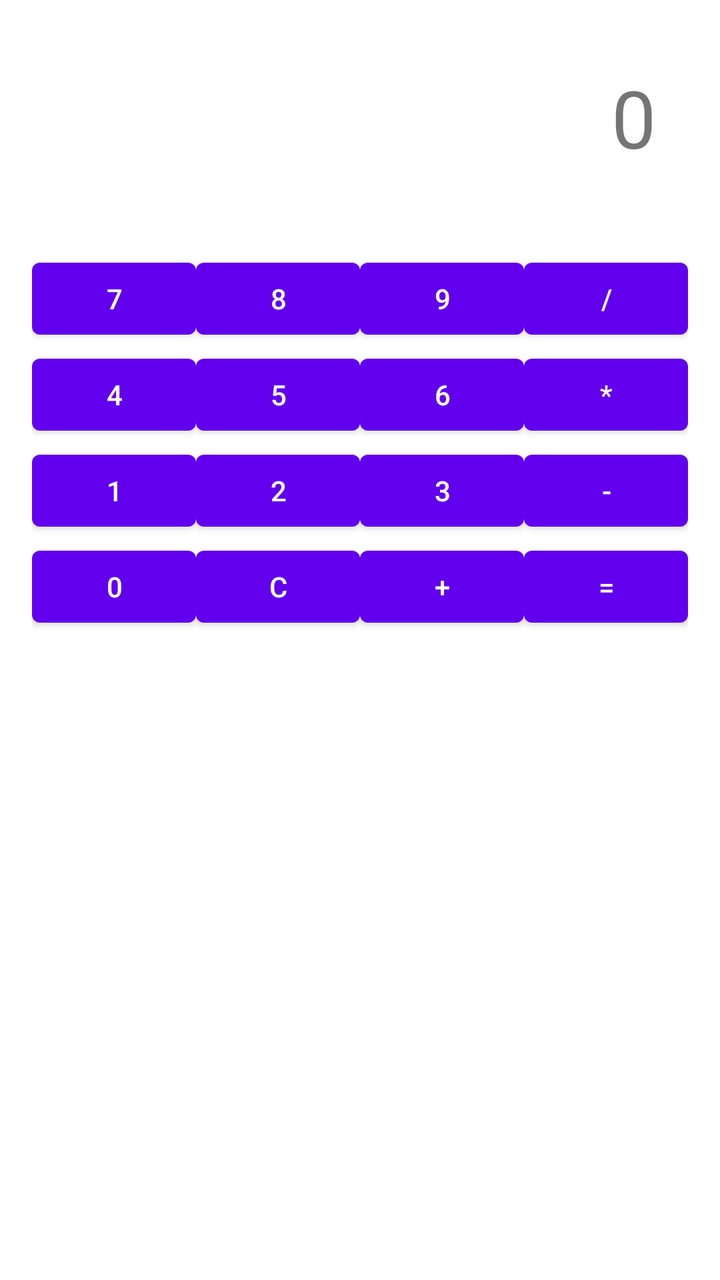
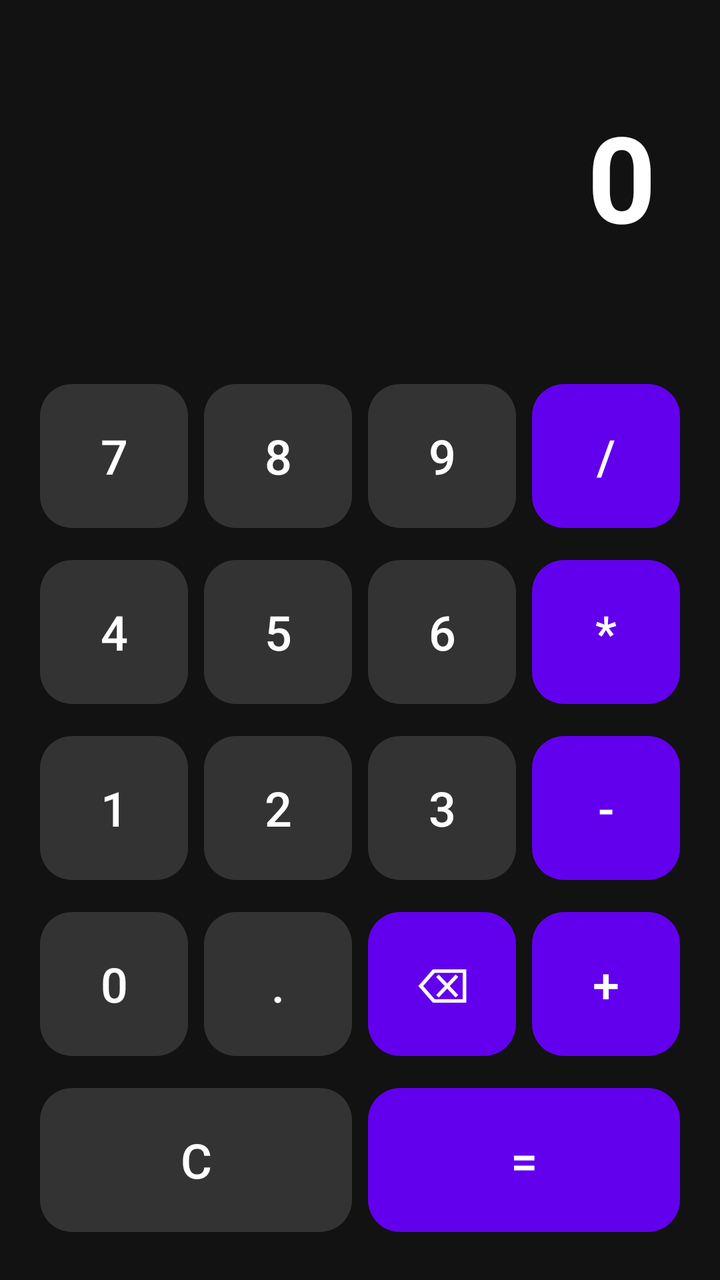

Two renders of the same Android screen: before a commit and after it. Below are the layout's source before the change and the commit's diff.
<!-- AndroidManifest.xml: application theme Theme.Calculadora -->
<!-- res/layout/activity_main.xml -->
<?xml version="1.0" encoding="utf-8"?>
<LinearLayout xmlns:android="http://schemas.android.com/apk/res/android"
    android:layout_width="match_parent"
    android:layout_height="match_parent"
    android:orientation="vertical"
    android:padding="16dp">
    <TextView
        android:id="@+id/display"
        android:layout_width="match_parent"
        android:layout_height="wrap_content"
        android:textSize="40sp"
        android:text="0"
        android:gravity="end"
        android:padding="16dp"
        android:layout_marginBottom="24dp"/>
    <LinearLayout android:layout_width="match_parent" android:layout_height="wrap_content" android:orientation="horizontal">
        <Button android:id="@+id/btn7" android:layout_width="0dp" android:layout_height="wrap_content" android:layout_weight="1" android:text="7"/>
        <Button android:id="@+id/btn8" android:layout_width="0dp" android:layout_height="wrap_content" android:layout_weight="1" android:text="8"/>
        <Button android:id="@+id/btn9" android:layout_width="0dp" android:layout_height="wrap_content" android:layout_weight="1" android:text="9"/>
        <Button android:id="@+id/btnDiv" android:layout_width="0dp" android:layout_height="wrap_content" android:layout_weight="1" android:text="/"/>
    </LinearLayout>
    <LinearLayout android:layout_width="match_parent" android:layout_height="wrap_content" android:orientation="horizontal">
        <Button android:id="@+id/btn4" android:layout_width="0dp" android:layout_height="wrap_content" android:layout_weight="1" android:text="4"/>
        <Button android:id="@+id/btn5" android:layout_width="0dp" android:layout_height="wrap_content" android:layout_weight="1" android:text="5"/>
        <Button android:id="@+id/btn6" android:layout_width="0dp" android:layout_height="wrap_content" android:layout_weight="1" android:text="6"/>
        <Button android:id="@+id/btnMul" android:layout_width="0dp" android:layout_height="wrap_content" android:layout_weight="1" android:text="*"/>
    </LinearLayout>
    <LinearLayout android:layout_width="match_parent" android:layout_height="wrap_content" android:orientation="horizontal">
        <Button android:id="@+id/btn1" android:layout_width="0dp" android:layout_height="wrap_content" android:layout_weight="1" android:text="1"/>
        <Button android:id="@+id/btn2" android:layout_width="0dp" android:layout_height="wrap_content" android:layout_weight="1" android:text="2"/>
        <Button android:id="@+id/btn3" android:layout_width="0dp" android:layout_height="wrap_content" android:layout_weight="1" android:text="3"/>
        <Button android:id="@+id/btnSub" android:layout_width="0dp" android:layout_height="wrap_content" android:layout_weight="1" android:text="-"/>
    </LinearLayout>
    <LinearLayout android:layout_width="match_parent" android:layout_height="wrap_content" android:orientation="horizontal">
        <Button android:id="@+id/btn0" android:layout_width="0dp" android:layout_height="wrap_content" android:layout_weight="1" android:text="0"/>
        <Button android:id="@+id/btnClear" android:layout_width="0dp" android:layout_height="wrap_content" android:layout_weight="1" android:text="C"/>
        <Button android:id="@+id/btnAdd" android:layout_width="0dp" android:layout_height="wrap_content" android:layout_weight="1" android:text="+"/>
        <Button android:id="@+id/btnEquals" android:layout_width="0dp" android:layout_height="wrap_content" android:layout_weight="1" android:text="="/>
    </LinearLayout>
</LinearLayout>
<!-- resources referenced by this layout -->
<resources>
  <style name="Theme.Calculadora" parent="Theme.MaterialComponents.DayNight.DarkActionBar">
          <item name="colorPrimary">@color/purple_500</item>
          <item name="colorPrimaryVariant">@color/purple_700</item>
          <item name="colorOnPrimary">@color/white</item>
      </style>
  <color name="purple_500">#FF6200EE</color>
  <color name="purple_700">#FF3700B3</color>
  <color name="white">#FFFFFFFF</color>
</resources>

<!-- the commit's change to res/layout/activity_main.xml (unified diff, before → after) -->
@@ -1,40 +1,97 @@
 <?xml version="1.0" encoding="utf-8"?>
-<LinearLayout xmlns:android="http://schemas.android.com/apk/res/android"
+<androidx.constraintlayout.widget.ConstraintLayout xmlns:android="http://schemas.android.com/apk/res/android"
+    xmlns:app="http://schemas.android.com/apk/res-auto"
     android:layout_width="match_parent"
     android:layout_height="match_parent"
-    android:orientation="vertical"
+    android:background="#121212"
     android:padding="16dp">
+
     <TextView
         android:id="@+id/display"
+        android:layout_width="0dp"
+        android:layout_height="wrap_content"
+        android:layout_marginBottom="24dp"
+        android:gravity="end"
+        android:padding="16dp"
+        android:text="0"
+        android:textColor="#FFFFFF"
+        android:textSize="60sp"
+        android:textStyle="bold"
+        app:layout_constraintBottom_toTopOf="@+id/fila1"
+        app:layout_constraintEnd_toEndOf="parent"
+        app:layout_constraintStart_toStartOf="parent"
+        app:layout_constraintTop_toTopOf="parent" />
+
+    <LinearLayout
+        android:id="@+id/fila1"
         android:layout_width="match_parent"
         android:layout_height="wrap_content"
-        android:textSize="40sp"
-        android:text="0"
-        android:gravity="end"
-        android:padding="16dp"
-        android:layout_marginBottom="24dp"/>
-    <LinearLayout android:layout_width="match_parent" android:layout_height="wrap_content" android:orientation="horizontal">
-        <Button android:id="@+id/btn7" android:layout_width="0dp" android:layout_height="wrap_content" android:layout_weight="1" android:text="7"/>
-        <Button android:id="@+id/btn8" android:layout_width="0dp" android:layout_height="wrap_content" android:layout_weight="1" android:text="8"/>
-        <Button android:id="@+id/btn9" android:layout_width="0dp" android:layout_height="wrap_content" android:layout_weight="1" android:text="9"/>
-        <Button android:id="@+id/btnDiv" android:layout_width="0dp" android:layout_height="wrap_content" android:layout_weight="1" android:text="/"/>
+        android:orientation="horizontal"
+        app:layout_constraintBottom_toTopOf="@+id/fila2"
+        app:layout_constraintEnd_toEndOf="parent"
+        app:layout_constraintStart_toStartOf="parent">
+
+        <com.google.android.material.button.MaterialButton android:id="@+id/btn7" style="@style/Widget.Material3.Button" android:layout_width="0dp" android:layout_height="80dp" android:layout_margin="4dp" android:layout_weight="1" android:text="7" android:textSize="24sp" app:cornerRadius="16dp" app:backgroundTint="#333333"/>
+        <com.google.android.material.button.MaterialButton android:id="@+id/btn8" style="@style/Widget.Material3.Button" android:layout_width="0dp" android:layout_height="80dp" android:layout_margin="4dp" android:layout_weight="1" android:text="8" android:textSize="24sp" app:cornerRadius="16dp" app:backgroundTint="#333333"/>
+        <com.google.android.material.button.MaterialButton android:id="@+id/btn9" style="@style/Widget.Material3.Button" android:layout_width="0dp" android:layout_height="80dp" android:layout_margin="4dp" android:layout_weight="1" android:text="9" android:textSize="24sp" app:cornerRadius="16dp" app:backgroundTint="#333333"/>
+        <com.google.android.material.button.MaterialButton android:id="@+id/btnDiv" style="@style/Widget.Material3.Button" android:layout_width="0dp" android:layout_height="80dp" android:layout_margin="4dp" android:layout_weight="1" android:text="/" android:textSize="24sp" app:cornerRadius="16dp" app:backgroundTint="#FF6200EE"/>
     </LinearLayout>
-    <LinearLayout android:layout_width="match_parent" android:layout_height="wrap_content" android:orientation="horizontal">
-        <Button android:id="@+id/btn4" android:layout_width="0dp" android:layout_height="wrap_content" android:layout_weight="1" android:text="4"/>
-        <Button android:id="@+id/btn5" android:layout_width="0dp" android:layout_height="wrap_content" android:layout_weight="1" android:text="5"/>
-        <Button android:id="@+id/btn6" android:layout_width="0dp" android:layout_height="wrap_content" android:layout_weight="1" android:text="6"/>
-        <Button android:id="@+id/btnMul" android:layout_width="0dp" android:layout_height="wrap_content" android:layout_weight="1" android:text="*"/>
+
+    <LinearLayout
+        android:id="@+id/fila2"
+        android:layout_width="match_parent"
+        android:layout_height="wrap_content"
+        android:orientation="horizontal"
+        app:layout_constraintBottom_toTopOf="@+id/fila3"
+        app:layout_constraintEnd_toEndOf="parent"
+        app:layout_constraintStart_toStartOf="parent">
+
+        <com.google.android.material.button.MaterialButton android:id="@+id/btn4" style="@style/Widget.Material3.Button" android:layout_width="0dp" android:layout_height="80dp" android:layout_margin="4dp" android:layout_weight="1" android:text="4" android:textSize="24sp" app:cornerRadius="16dp" app:backgroundTint="#333333"/>
+        <com.google.android.material.button.MaterialButton android:id="@+id/btn5" style="@style/Widget.Material3.Button" android:layout_width="0dp" android:layout_height="80dp" android:layout_margin="4dp" android:layout_weight="1" android:text="5" android:textSize="24sp" app:cornerRadius="16dp" app:backgroundTint="#333333"/>
+        <com.google.android.material.button.MaterialButton android:id="@+id/btn6" style="@style/Widget.Material3.Button" android:layout_width="0dp" android:layout_height="80dp" android:layout_margin="4dp" android:layout_weight="1" android:text="6" android:textSize="24sp" app:cornerRadius="16dp" app:backgroundTint="#333333"/>
+        <com.google.android.material.button.MaterialButton android:id="@+id/btnMul" style="@style/Widget.Material3.Button" android:layout_width="0dp" android:layout_height="80dp" android:layout_margin="4dp" android:layout_weight="1" android:text="*" android:textSize="24sp" app:cornerRadius="16dp" app:backgroundTint="#FF6200EE"/>
     </LinearLayout>
-    <LinearLayout android:layout_width="match_parent" android:layout_height="wrap_content" android:orientation="horizontal">
-        <Button android:id="@+id/btn1" android:layout_width="0dp" android:layout_height="wrap_content" android:layout_weight="1" android:text="1"/>
-        <Button android:id="@+id/btn2" android:layout_width="0dp" android:layout_height="wrap_content" android:layout_weight="1" android:text="2"/>
-        <Button android:id="@+id/btn3" android:layout_width="0dp" android:layout_height="wrap_content" android:layout_weight="1" android:text="3"/>
-        <Button android:id="@+id/btnSub" android:layout_width="0dp" android:layout_height="wrap_content" android:layout_weight="1" android:text="-"/>
+
+    <LinearLayout
+        android:id="@+id/fila3"
+        android:layout_width="match_parent"
+        android:layout_height="wrap_content"
+        android:orientation="horizontal"
+        app:layout_constraintBottom_toTopOf="@+id/fila4"
+        app:layout_constraintEnd_toEndOf="parent"
+        app:layout_constraintStart_toStartOf="parent">
+
+        <com.google.android.material.button.MaterialButton android:id="@+id/btn1" style="@style/Widget.Material3.Button" android:layout_width="0dp" android:layout_height="80dp" android:layout_margin="4dp" android:layout_weight="1" android:text="1" android:textSize="24sp" app:cornerRadius="16dp" app:backgroundTint="#333333"/>
+        <com.google.android.material.button.MaterialButton android:id="@+id/btn2" style="@style/Widget.Material3.Button" android:layout_width="0dp" android:layout_height="80dp" android:layout_margin="4dp" android:layout_weight="1" android:text="2" android:textSize="24sp" app:cornerRadius="16dp" app:backgroundTint="#333333"/>
+        <com.google.android.material.button.MaterialButton android:id="@+id/btn3" style="@style/Widget.Material3.Button" android:layout_width="0dp" android:layout_height="80dp" android:layout_margin="4dp" android:layout_weight="1" android:text="3" android:textSize="24sp" app:cornerRadius="16dp" app:backgroundTint="#333333"/>
+        <com.google.android.material.button.MaterialButton android:id="@+id/btnSub" style="@style/Widget.Material3.Button" android:layout_width="0dp" android:layout_height="80dp" android:layout_margin="4dp" android:layout_weight="1" android:text="-" android:textSize="24sp" app:cornerRadius="16dp" app:backgroundTint="#FF6200EE"/>
     </LinearLayout>
-    <LinearLayout android:layout_width="match_parent" android:layout_height="wrap_content" android:orientation="horizontal">
-        <Button android:id="@+id/btn0" android:layout_width="0dp" android:layout_height="wrap_content" android:layout_weight="1" android:text="0"/>
-        <Button android:id="@+id/btnClear" android:layout_width="0dp" android:layout_height="wrap_content" android:layout_weight="1" android:text="C"/>
-        <Button android:id="@+id/btnAdd" android:layout_width="0dp" android:layout_height="wrap_content" android:layout_weight="1" android:text="+"/>
-        <Button android:id="@+id/btnEquals" android:layout_width="0dp" android:layout_height="wrap_content" android:layout_weight="1" android:text="="/>
+
+    <LinearLayout
+        android:id="@+id/fila4"
+        android:layout_width="match_parent"
+        android:layout_height="wrap_content"
+        android:orientation="horizontal"
+        app:layout_constraintBottom_toTopOf="@+id/fila5"
+        app:layout_constraintEnd_toEndOf="parent"
+        app:layout_constraintStart_toStartOf="parent">
+
+        <com.google.android.material.button.MaterialButton android:id="@+id/btn0" style="@style/Widget.Material3.Button" android:layout_width="0dp" android:layout_height="80dp" android:layout_margin="4dp" android:layout_weight="1" android:text="0" android:textSize="24sp" app:cornerRadius="16dp" app:backgroundTint="#333333"/>
+        <com.google.android.material.button.MaterialButton android:id="@+id/btnDot" style="@style/Widget.Material3.Button" android:layout_width="0dp" android:layout_height="80dp" android:layout_margin="4dp" android:layout_weight="1" android:text="." android:textSize="24sp" app:cornerRadius="16dp" app:backgroundTint="#333333"/>
+        <com.google.android.material.button.MaterialButton android:id="@+id/btnBack" style="@style/Widget.Material3.Button" android:layout_width="0dp" android:layout_height="80dp" android:layout_margin="4dp" android:layout_weight="1" android:text="⌫" android:textSize="24sp" app:cornerRadius="16dp" app:backgroundTint="#FF6200EE"/>
+        <com.google.android.material.button.MaterialButton android:id="@+id/btnAdd" style="@style/Widget.Material3.Button" android:layout_width="0dp" android:layout_height="80dp" android:layout_margin="4dp" android:layout_weight="1" android:text="+" android:textSize="24sp" app:cornerRadius="16dp" app:backgroundTint="#FF6200EE"/>
     </LinearLayout>
-</LinearLayout>
+
+    <LinearLayout
+        android:id="@+id/fila5"
+        android:layout_width="match_parent"
+        android:layout_height="wrap_content"
+        android:orientation="horizontal"
+        app:layout_constraintBottom_toBottomOf="parent"
+        app:layout_constraintEnd_toEndOf="parent"
+        app:layout_constraintStart_toStartOf="parent">
+
+        <com.google.android.material.button.MaterialButton android:id="@+id/btnClear" style="@style/Widget.Material3.Button" android:layout_width="0dp" android:layout_height="80dp" android:layout_margin="4dp" android:layout_weight="2" android:text="C" android:textSize="24sp" app:cornerRadius="16dp" app:backgroundTint="#333333"/>
+        <com.google.android.material.button.MaterialButton android:id="@+id/btnEquals" style="@style/Widget.Material3.Button" android:layout_width="0dp" android:layout_height="80dp" android:layout_margin="4dp" android:layout_weight="2" android:text="=" android:textSize="24sp" app:cornerRadius="16dp" app:backgroundTint="#FF6200EE"/>
+    </LinearLayout>
+</androidx.constraintlayout.widget.ConstraintLayout>
<!-- resource entries referenced after the edit -->
@@ -1,12 +1,11 @@
 <!-- resources referenced by this layout -->
 <resources>
-  <style name="Theme.Calculadora" parent="Theme.MaterialComponents.DayNight.DarkActionBar">
-          <item name="colorPrimary">@color/purple_500</item>
-          <item name="colorPrimaryVariant">@color/purple_700</item>
-          <item name="colorOnPrimary">@color/white</item>
+  <style name="Theme.Calculadora" parent="Theme.Material3.Dark.NoActionBar">
+          <item name="colorPrimary">#FF6200EE</item>
+          <item name="colorOnPrimary">#FFFFFFFF</item>
+          <item name="colorSurface">#1E1E1E</item>
+          <item name="colorOnSurface">#FFFFFFFF</item>
+          <item name="android:windowBackground">#121212</item>
       </style>
-  <color name="purple_500">#FF6200EE</color>
-  <color name="purple_700">#FF3700B3</color>
-  <color name="white">#FFFFFFFF</color>
 </resources>
 
